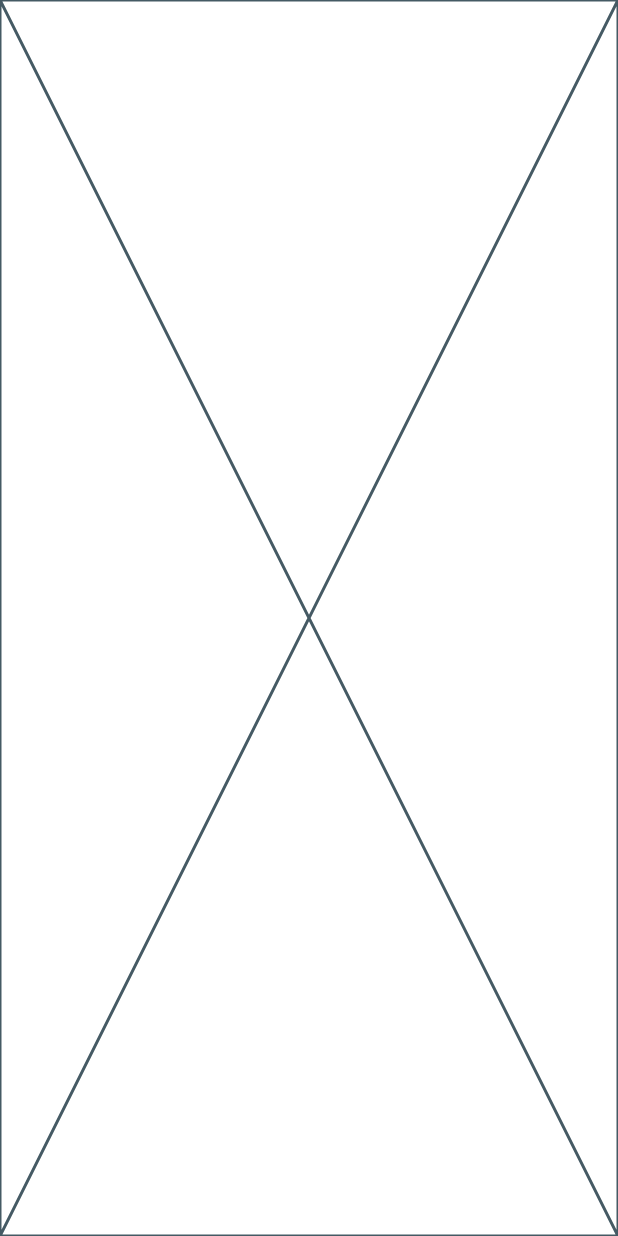
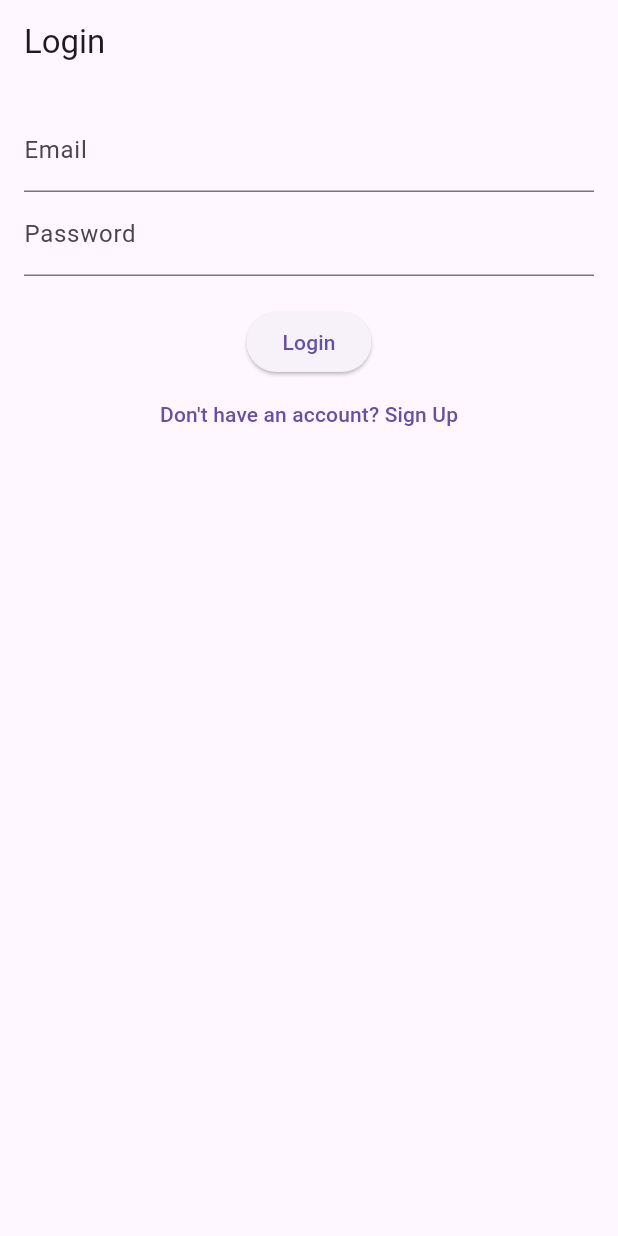
Before and after one commit to J-B-Mugundh/resqlink-mobile-app-project-idx, a Flutter app: the screen it shows after launch, on a phone screen of 412 x 824 dp. Run offline on Flutter 3.47's test engine with Material 3 defaults, Android fonts, the phone set to English and light mode, and no system bars; our stand-ins replace cloud_firestore, firebase_auth, firebase_core; accounts and stored records are empty.

Commit message:
add screens with firebase authentication and firestore database

```diff
--- a/lib/auth/signup_screen.dart
+++ /dev/null
@@ -1,10 +0,0 @@
-import 'package:flutter/material.dart';
-
-class SignupScreen extends StatelessWidget{
-  const SignupScreen({super.key});
-
-  @override
-  Widget build(BuildContext context){
-    return const Placeholder();
-  }
-}
--- a/lib/main.dart
+++ b/lib/main.dart
@@ -1,15 +1,34 @@
 import 'package:flutter/material.dart';
-import 'auth/signup_screen.dart';
+import 'package:firebase_core/firebase_core.dart';
+import 'package:firebase_auth/firebase_auth.dart';
 
-void main() {
-  runApp(const MyApp());
+import 'screens/login_screen.dart';
+import 'screens/home_screen.dart';
+
+void main() async {
+  WidgetsFlutterBinding.ensureInitialized();
+  await Firebase.initializeApp();
+  runApp(MyApp());
 }
 
 class MyApp extends StatelessWidget {
-  const MyApp({super.key});
-
   @override
   Widget build(BuildContext context) {
-    return MaterialApp(debugShowCheckedModeBanner: false, home: SignupScreen());
+    return MaterialApp(
+      title: 'ResQLink First Responder App',
+      debugShowCheckedModeBanner: false,
+      home: StreamBuilder<User?>(
+        stream: FirebaseAuth.instance.authStateChanges(),
+        builder: (context, snapshot) {
+          if (snapshot.connectionState == ConnectionState.waiting) {
+            return const Scaffold(body: Center(child: CircularProgressIndicator()));
+          } else if (snapshot.hasData) {
+            return HomeScreen();
+          } else {
+            return LoginScreen();
+          }
+        },
+      ),
+    );
   }
 }
--- /dev/null
+++ b/lib/screens/login_screen.dart
@@ -0,0 +1,79 @@
+import 'package:flutter/material.dart';
+import 'package:firebase_auth/firebase_auth.dart';
+
+import 'signup_screen.dart';
+import 'home_screen.dart';
+
+class LoginScreen extends StatefulWidget {
+  const LoginScreen({super.key});
+
+  @override
+  State<LoginScreen> createState() => _LoginScreenState();
+}
+
+class _LoginScreenState extends State<LoginScreen> {
+  final _emailController = TextEditingController();
+  final _passwordController = TextEditingController();
+  String? errorMessage;
+  bool isLoading = false;
+
+  Future<void> _login() async {
+    setState(() {
+      isLoading = true;
+      errorMessage = null;
+    });
+
+    try {
+      await FirebaseAuth.instance.signInWithEmailAndPassword(
+        email: _emailController.text.trim(),
+        password: _passwordController.text,
+      );
+      Navigator.pushReplacement(context, MaterialPageRoute(builder: (_) => const HomeScreen()));
+    } on FirebaseAuthException catch (e) {
+      setState(() {
+        errorMessage = e.message;
+      });
+    } finally {
+      setState(() => isLoading = false);
+    }
+  }
+
+  @override
+  Widget build(BuildContext context) {
+    return Scaffold(
+      appBar: AppBar(title: const Text('Login')),
+      body: Padding(
+        padding: const EdgeInsets.all(16.0),
+        child: Column(
+          children: [
+            if (errorMessage != null)
+              Text(errorMessage!, style: const TextStyle(color: Colors.red)),
+
+            TextField(
+              controller: _emailController,
+              decoration: const InputDecoration(labelText: 'Email'),
+            ),
+            TextField(
+              controller: _passwordController,
+              decoration: const InputDecoration(labelText: 'Password'),
+              obscureText: true,
+            ),
+            const SizedBox(height: 20),
+            isLoading
+                ? const CircularProgressIndicator()
+                : ElevatedButton(
+                    onPressed: _login,
+                    child: const Text("Login"),
+                  ),
+            TextButton(
+              onPressed: () {
+                Navigator.push(context, MaterialPageRoute(builder: (_) => const SignUpScreen()));
+              },
+              child: const Text("Don't have an account? Sign Up"),
+            ),
+          ],
+        ),
+      ),
+    );
+  }
+}
--- a/pubspec.yaml
+++ b/pubspec.yaml
@@ -34,6 +34,9 @@ dependencies:
   # The following adds the Cupertino Icons font to your application.
   # Use with the CupertinoIcons class for iOS style icons.
   cupertino_icons: ^1.0.8
+  firebase_core: ^3.13.1
+  firebase_auth: ^5.5.4
+  cloud_firestore: ^5.6.8
 
 dev_dependencies:
   flutter_test:
```
Also changed, not shown: lib/screens/home_screen.dart (added, +193 -0 lines), lib/screens/notifications_screen.dart (added, +51 -0 lines), lib/screens/profile_screen.dart (added, +28 -0 lines), lib/screens/signup_screen.dart (added, +72 -0 lines), lib/auth/login_screen.dart (deleted), pubspec.lock, 1 other file.
